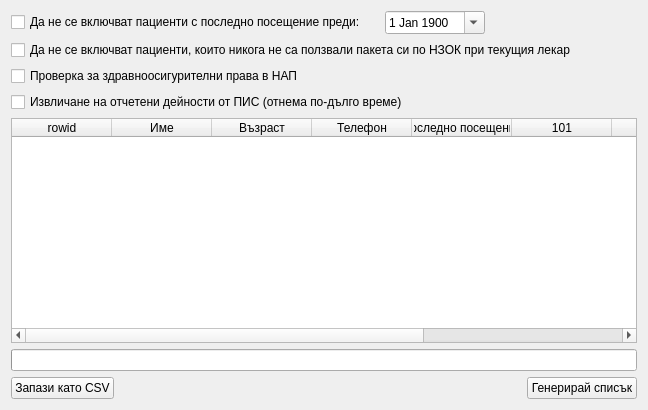
The window that src/View/Widgets/UnusedPackageView.ui (thefinalcutbg/DinoDent) describes before a commit, drawn with Qt 5.
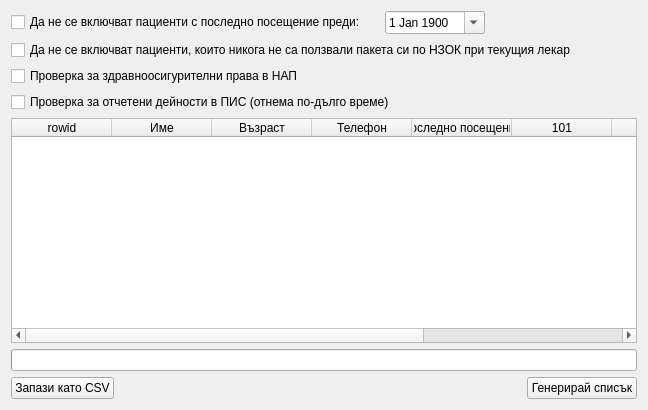
The same window after the commit. Custom widgets are drawn as their Qt base class.

Commit message: update label text

Diff of the .ui file:
```diff
--- a/src/View/Widgets/UnusedPackageView.ui
+++ b/src/View/Widgets/UnusedPackageView.ui
@@ -115,7 +115,7 @@
    <item>
     <widget class="QCheckBox" name="pisCheck">
      <property name="text">
-      <string>Извличане на отчетени дейности от ПИС (отнема по-дълго време)</string>
+      <string>Проверка за отчетени дейности в ПИС (отнема по-дълго време)</string>
      </property>
     </widget>
    </item>
```
Left out of the diff: 2 changed lines with no effect on the pictures.
